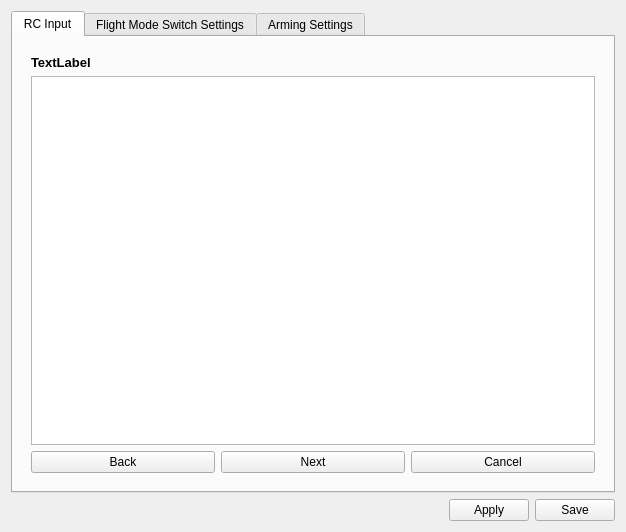
This is ground/openpilotgcs/src/plugins/config/input.ui in openpilot/OpenPilot as Qt 5 draws it before an edit. The edited form follows.
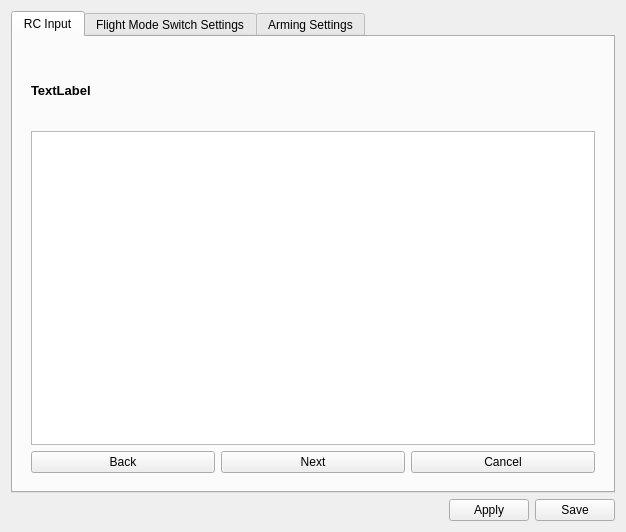
This is the edited form. Icons and pictures are not drawn.

Commit message: Finished the new input configuration wizard. Fixed some bugs along the way. Sending it for review now.

Diff of the .ui file:
```diff
--- a/ground/openpilotgcs/src/plugins/config/input.ui
+++ b/ground/openpilotgcs/src/plugins/config/input.ui
@@ -36,6 +36,18 @@
           <layout class="QVBoxLayout" name="verticalLayout_5">
            <item>
             <widget class="QLabel" name="wzText">
+             <property name="sizePolicy">
+              <sizepolicy hsizetype="Preferred" vsizetype="Minimum">
+               <horstretch>0</horstretch>
+               <verstretch>0</verstretch>
+              </sizepolicy>
+             </property>
+             <property name="minimumSize">
+              <size>
+               <width>0</width>
+               <height>70</height>
+              </size>
+             </property>
              <property name="font">
               <font>
                <pointsize>10</pointsize>
```
The commit also changes 7 other files.
